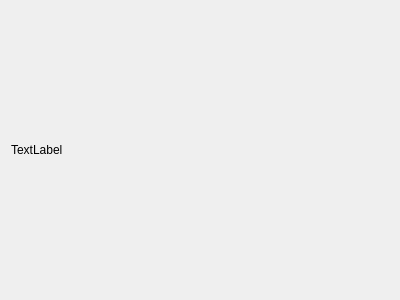
phresnel/picogen, file qt-frontend/widgets/RenderWindow/renderwindow.ui: the form before one commit.
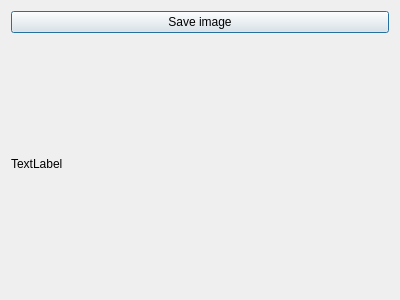
The form after the commit.

Commit message: have a save-as button in RenderWindow

```diff
--- a/qt-frontend/widgets/RenderWindow/renderwindow.ui
+++ b/qt-frontend/widgets/RenderWindow/renderwindow.ui
@@ -13,7 +13,14 @@
   <property name="windowTitle">
    <string>Dialog</string>
   </property>
-  <layout class="QHBoxLayout" name="horizontalLayout">
+  <layout class="QVBoxLayout" name="verticalLayout">
+   <item>
+    <widget class="QPushButton" name="saveImageButton">
+     <property name="text">
+      <string>Save image</string>
+     </property>
+    </widget>
+   </item>
    <item>
     <widget class="QLabel" name="pix">
      <property name="text">
```
The commit also changes 4 other files.
